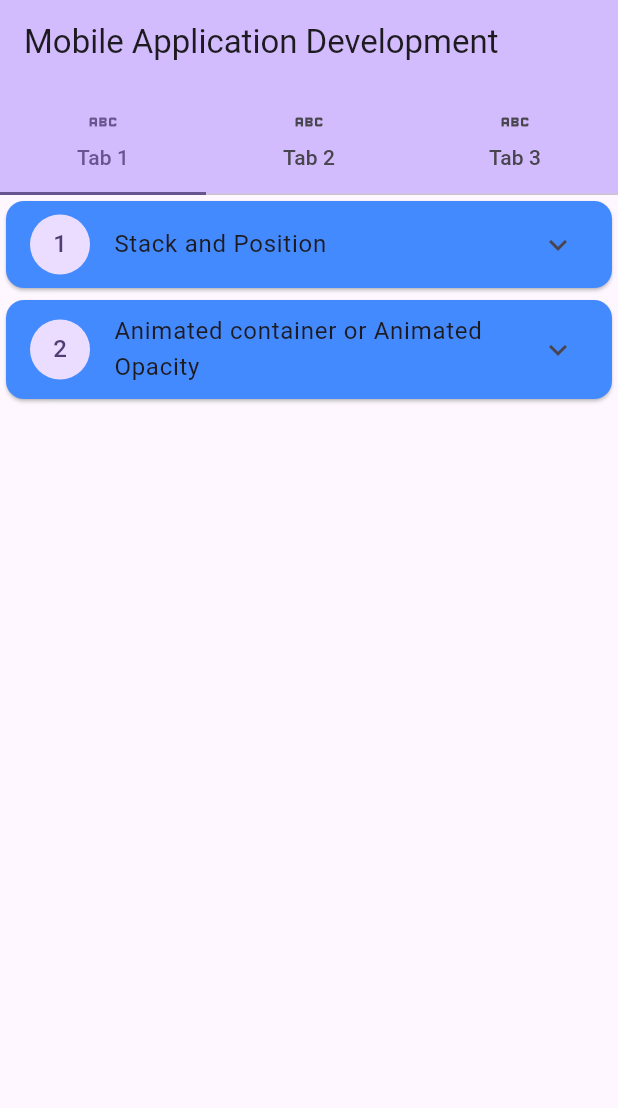
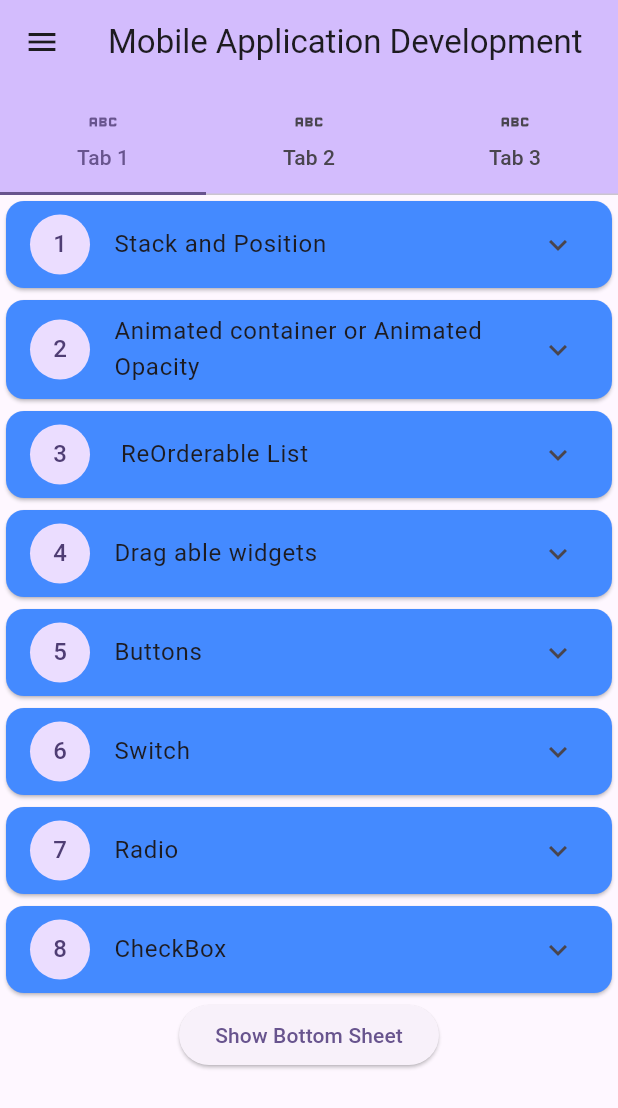
Before and after one commit to AmadIrfan/mobile-app-development, a Flutter app: the screen it shows after launch, on a phone screen of 412 x 824 dp. Shown: the top 1108 px of the screen. Run offline on Flutter 3.47's test engine with Material 2 defaults, Android fonts, the phone set to English and light mode, and no system bars; our stand-ins replace fluttertoast, google_fonts.

Commit message:
add new data

```diff
--- a/assignment3/lib/home_page.dart
+++ b/assignment3/lib/home_page.dart
@@ -1,7 +1,8 @@
+import 'package:assignment3/windows2/file.dart';
+import 'package:assignment3/windows2/file1.dart';
 import 'package:flutter/material.dart';
-import '../windows1/widget_5_8.dart';
-import '../windows1/widget_9_12.dart';
-import '../windows1/widgets_1_4.dart';
+import 'windows1/widgets_9_12.dart';
+import '../windows1/ont_to_20.dart';
 
 class MyHomePage extends StatefulWidget {
   const MyHomePage({
@@ -18,6 +19,13 @@ class _MyHomePageState extends State<MyHomePage> {
     return DefaultTabController(
       length: 3,
       child: Scaffold(
+        drawer: const Drawer(
+          child: Center(
+            child: Text(
+              'This is Drawer.',
+            ),
+          ),
+        ),
         appBar: AppBar(
           backgroundColor: Theme.of(context).colorScheme.inversePrimary,
           title: const Text('Mobile Application Development'),
@@ -42,8 +50,8 @@ class _MyHomePageState extends State<MyHomePage> {
         ),
         body: const TabBarView(
           children: [
-            CustomWidgets1(),
-            CustomWidgets2(),
+            First20(),
+            MyFiles(),
             CustomWidgets3(),
           ],
         ),
--- /dev/null
+++ b/assignment3/lib/windows1/ont_to_20.dart
@@ -0,0 +1,28 @@
+import 'package:assignment3/windows1/widgets_13_16.dart';
+import 'package:assignment3/windows1/widgets_1_4.dart';
+import 'package:assignment3/windows1/widgets_5_8.dart';
+import 'package:assignment3/windows1/widgets_9_12.dart';
+import 'package:flutter/material.dart';
+
+class First20 extends StatefulWidget {
+  const First20({super.key});
+
+  @override
+  State<First20> createState() => _First20State();
+}
+
+class _First20State extends State<First20> {
+  @override
+  Widget build(BuildContext context) {
+    return const SingleChildScrollView(
+      child: Column(
+        children: [
+          CustomWidgets1(),
+          CustomWidgets2(),
+          CustomWidgets3(),
+          CustomWidget4(),
+        ],
+      ),
+    );
+  }
+}
--- /dev/null
+++ b/assignment3/lib/windows1/widgets_13_16.dart
@@ -0,0 +1,168 @@
+import 'package:assignment3/widgets/custom_expansion_tile.dart';
+import 'package:flutter/material.dart';
+
+class CustomWidget4 extends StatefulWidget {
+  const CustomWidget4({super.key});
+
+  @override
+  State<CustomWidget4> createState() => _CustomWidget4State();
+}
+
+class _CustomWidget4State extends State<CustomWidget4> {
+  bool _switchValue = false;
+  int? _selectVal;
+  bool checkbox1 = false;
+  bool checkbox2 = false;
+
+  @override
+  Widget build(BuildContext context) {
+    return Column(
+      children: [
+        CustomExpansionTile(
+          leading: const CircleAvatar(
+            child: Text('6'),
+          ),
+          text: const Text('Switch'),
+          children: [
+            Row(
+              mainAxisAlignment: MainAxisAlignment.center,
+              children: [
+                const Text(
+                  'Switch',
+                  style: TextStyle(
+                    fontSize: 20,
+                    color: Colors.white,
+                  ),
+                ),
+                const SizedBox(
+                  width: 20,
+                ),
+                Switch(
+                  value: _switchValue,
+                  onChanged: (v) {
+                    setState(
+                      () {
+                        _switchValue = v;
+                      },
+                    );
+                  },
+                ),
+              ],
+            ),
+          ],
+        ),
+        CustomExpansionTile(
+          leading: const CircleAvatar(
+            child: Text('7'),
+          ),
+          text: const Text('Radio'),
+          children: [
+            Row(
+              mainAxisAlignment: MainAxisAlignment.center,
+              children: [
+                const Text(
+                  'Radio 1',
+                  style: TextStyle(
+                    fontSize: 20,
+                    color: Colors.white,
+                  ),
+                ),
+                Radio(
+                  value: 1,
+                  onChanged: (v) {
+                    setState(
+                      () {
+                        _selectVal = v;
+                      },
+                    );
+                  },
+                  groupValue: _selectVal,
+                ),
+                const Text(
+                  'Radio 2',
+                  style: TextStyle(
+                    fontSize: 20,
+                    color: Colors.white,
+                  ),
+                ),
+                Radio(
+                  value: 2,
+                  onChanged: (v) {
+                    setState(
+                      () {
+                        _selectVal = v;
+                      },
+                    );
+                  },
+                  groupValue: _selectVal,
+                ),
+              ],
+            ),
+          ],
+        ),
+        CustomExpansionTile(
+          leading: const CircleAvatar(
+            child: Text('8'),
+          ),
+          text: const Text('CheckBox'),
+          children: [
+            Row(
+              mainAxisAlignment: MainAxisAlignment.center,
+              children: [
+                const Text(
+                  'Checkbox 1',
+                  style: TextStyle(
+                    fontSize: 20,
+                    color: Colors.white,
+                  ),
+                ),
+                Checkbox(
+                  value: checkbox1,
+                  onChanged: (v) {
+                    setState(
+                      () {
+                        checkbox1 = v!;
+                      },
+                    );
+                  },
+                ),
+                const Text(
+                  'Radio 2',
+                  style: TextStyle(
+                    fontSize: 20,
+                    color: Colors.white,
+                  ),
+                ),
+                Checkbox(
+                  value: checkbox2,
+                  onChanged: (v) {
+                    setState(
+                      () {
+                        checkbox2 = v!;
+                      },
+                    );
+                  },
+                ),
+              ],
+            ),
+          ],
+        ),
+        ElevatedButton(
+          onPressed: () {
+            newMethod();
+          },
+          child: const Text('Show Bottom Sheet'),
+        ),
+      ],
+    );
+  }
+
+  dynamic newMethod() => showModalBottomSheet(
+        context: context,
+        builder: (context) => Container(
+          height: 200,
+          alignment: Alignment.center,
+          child: const Text('Modal Bottom Sheet'),
+        ),
+      );
+}
--- a/assignment3/lib/windows1/widgets_1_4.dart
+++ b/assignment3/lib/windows1/widgets_1_4.dart
@@ -13,12 +13,11 @@ class _CustomWidgets1State extends State<CustomWidgets1> {
   double _h = 0;
   double _w = 0;
   double opacity = 0;
-
   double _btnTop = 60;
   double _posTop = 10;
+
   @override
   Widget build(BuildContext context) {
-    // Offset offset = Offset(0, 0);
     return SingleChildScrollView(
       child: Column(
         children: [
--- a/assignment3/lib/windows1/widget_5_8.dart
+++ b/assignment3/lib/windows1/widgets_5_8.dart
@@ -26,7 +26,7 @@ class _CustomWidgets2State extends State<CustomWidgets2> {
         children: [
           CustomExpansionTile(
             leading: const CircleAvatar(
-              child: Text('1'),
+              child: Text('3'),
             ),
             text: const Text(' ReOrderable List'),
             children: [
@@ -64,7 +64,7 @@ class _CustomWidgets2State extends State<CustomWidgets2> {
           ),
           CustomExpansionTile(
             leading: const CircleAvatar(
-              child: Text('2'),
+              child: Text('4'),
             ),
             text: const Text('Drag able widgets'),
             children: [
@@ -168,7 +168,6 @@ class _CustomWidgets2State extends State<CustomWidgets2> {
                         );
                       },
                     ),
-
                   ],
                 ),
               ),
--- /dev/null
+++ b/assignment3/lib/windows1/widgets_9_12.dart
@@ -0,0 +1,47 @@
+import 'package:assignment3/widgets/custom_expansion_tile.dart';
+import 'package:flutter/material.dart';
+
+class CustomWidgets3 extends StatefulWidget {
+  const CustomWidgets3({super.key});
+
+  @override
+  State<CustomWidgets3> createState() => _CustomWidgets3State();
+}
+
+class _CustomWidgets3State extends State<CustomWidgets3> {
+  @override
+  Widget build(BuildContext context) {
+    return Column(
+      children: [
+        CustomExpansionTile(
+          leading: const CircleAvatar(
+            child: Text('5'),
+          ),
+          text: const Text('Buttons'),
+          children: [
+            ElevatedButton(
+              onPressed: () {},
+              child: const Text('Elevated Button'),
+            ),
+            TextButton(
+              onPressed: () {},
+              child: const Text('Text Button'),
+            ),
+            OutlinedButton(
+              onPressed: () {},
+              child: const Text('OutLined Button'),
+            ),
+            MaterialButton(
+              onPressed: () {},
+              child: const Text('Material Button'),
+            ),
+            IconButton(
+              onPressed: () {},
+              icon: const Icon(Icons.abc),
+            ),
+          ],
+        ),
+      ],
+    );
+  }
+}
--- a/assignment3/pubspec.yaml
+++ b/assignment3/pubspec.yaml
@@ -59,8 +59,8 @@ flutter:
   uses-material-design: true
 
   # To add assets to your application, add an assets section, like this:
-  # assets:
-  #   - images/a_dot_burr.jpeg
+  assets:
+    - assets/images/
   #   - images/a_dot_ham.jpeg
 
   # An image asset can refer to one or more resolution-specific "variants", see
```
Also changed, not shown: assignment3/lib/windows1/widget_9_12.dart (deleted, +0 -38 lines), assignment3/lib/windows1/widgets_17_20.dart (added, +16 -0 lines), assignment3/lib/windows2/file.dart (added, +22 -0 lines), assignment3/lib/windows2/file1.dart (added, +127 -0 lines), assignment3/lib/windows2/file2.dart (added, +70 -0 lines), assignment3/assets/images/download.jpeg (added).
